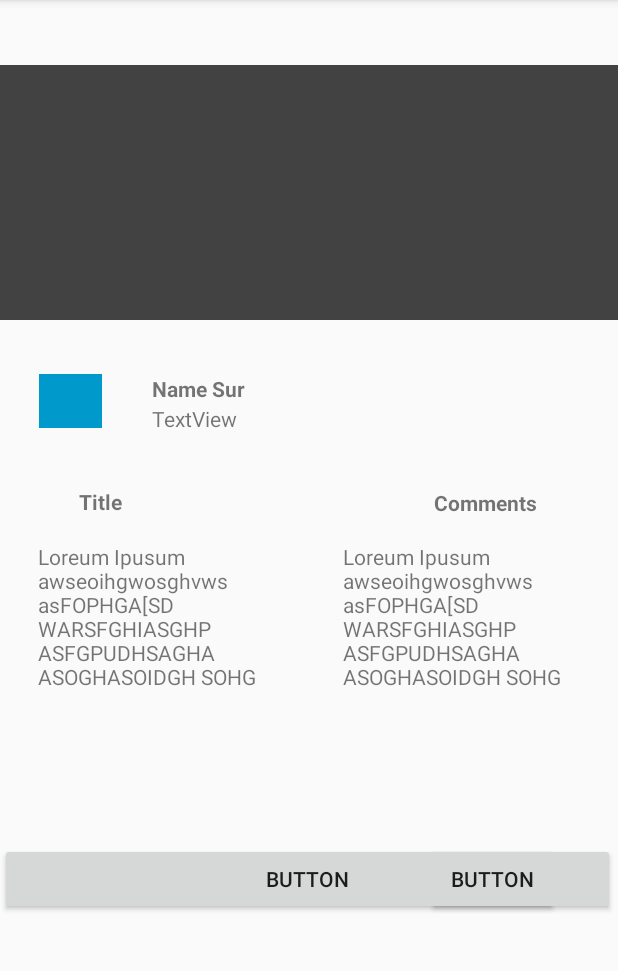
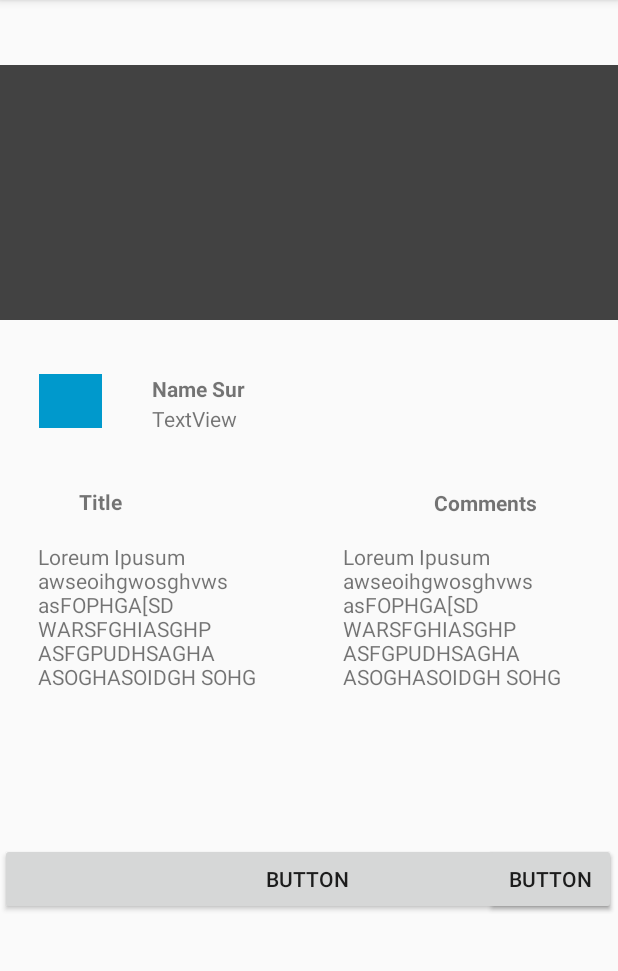
Before and after one commit to kumar245/GIt-Rebase, an Android app: the screen it shows after launch (MainActivity), on a phone screen of 412 x 824 dp, the part 84-1055 px from its top. Run offline under Robolectric (Android 15) with nearby library versions, the phone set to English and light mode, and no system bars.

```diff
--- a/app/src/main/res/layout/activity_main.xml
+++ b/app/src/main/res/layout/activity_main.xml
@@ -142,8 +142,8 @@
         android:id="@+id/button10"
         android:layout_width="wrap_content"
         android:layout_height="wrap_content"
-        android:layout_marginEnd="40dp"
-        android:layout_marginRight="40dp"
+        android:layout_marginEnd="1dp"
+        android:layout_marginRight="1dp"
         android:text="Button"
         app:layout_constraintBaseline_toBaselineOf="@+id/button9"
         app:layout_constraintEnd_toEndOf="parent" />
```
